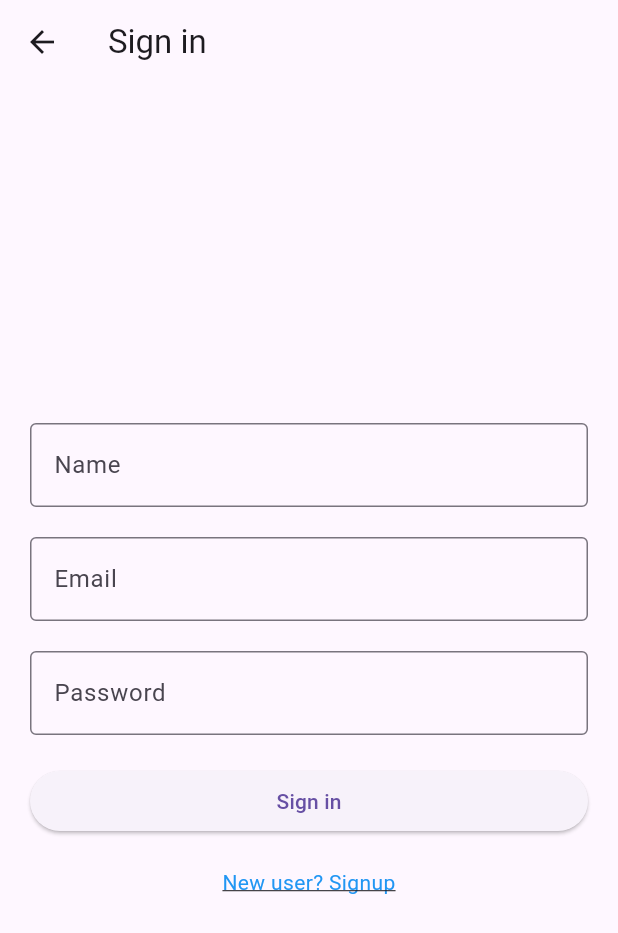
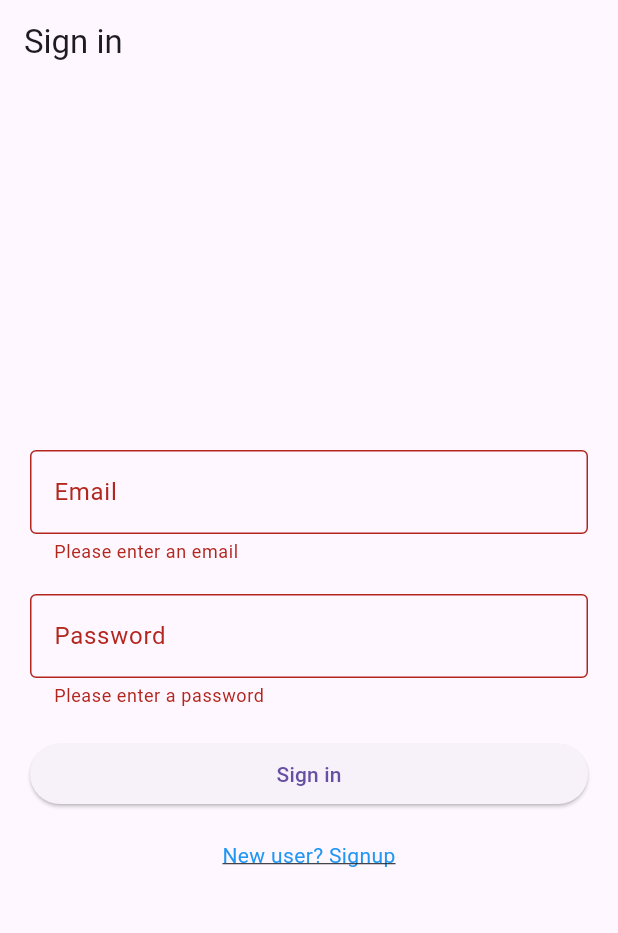
Before and after one commit to rkt1234/ecommerce, a Flutter app: the SigninScreen screen opened directly, after a tap on "Sign in", on a phone screen of 412 x 824 dp. Shown: the top 933 px of the screen. Run offline on Flutter 3.47's test engine with Material 3 defaults, Android fonts, the phone set to English and light mode, and no system bars; our stand-ins replace cached_network_image, carousel_slider, delightful_toast, jwt_decoder, shared_preferences; accounts and stored records are empty.

```diff
--- a/lib/models/customer_model.dart
+++ b/lib/models/customer_model.dart
@@ -19,4 +19,14 @@ class CustomerModel {
       'address': address
     };
     return userObject;
-  }}
+  }
+
+  Map<String, String> toJsonLogin() {
+    print("hello hre");
+    Map<String, String> userObject = {
+      'password': password,
+      'email': email,
+    };
+    return userObject;
+  }
+  }
--- /dev/null
+++ b/lib/provider/signin_provider.dart
@@ -0,0 +1,46 @@
+import 'dart:convert';
+
+import 'package:ecommerce/services/customer_api_service.dart';
+import 'package:flutter/material.dart';
+
+class SigninProvider extends ChangeNotifier {
+  String? emailError;
+  String? passwordError;
+  dynamic response;
+  late Icon icon;
+  String toastMessage = "";
+  String jwt = "";
+  bool isLoading = false;
+
+  Future<bool> checkValidity(String email, String password) async {
+    print("yaha pe");
+    print(email);
+    print(password);
+    emailError = email == "" ? "Please enter an email" : null;
+    passwordError = password == "" ? "Please enter a password" : null;
+    notifyListeners();
+    return userServiceCall(email, password);
+  }
+
+  Future<bool> userServiceCall(email, password) async {
+    isLoading = true;
+    late bool isNavigate;
+    if (emailError == null && passwordError == null) {
+      response = await loginService(email, password);
+
+      if (response.statusCode == 200) {
+        jwt = jsonDecode(response.body)['access_token'];
+        toastMessage = "Login successful";
+        isNavigate = true;
+        icon = const Icon(Icons.check, color: Colors.green);
+      } else {
+        toastMessage = "Unable";
+        isNavigate = false;
+        icon = const Icon(Icons.error, color: Colors.red);
+      }
+    }
+    isLoading = false;
+    notifyListeners();
+    return isNavigate;
+  }
+}
--- a/lib/screens/signin.dart
+++ b/lib/screens/signin.dart
@@ -1,4 +1,11 @@
+import 'package:ecommerce/provider/signin_provider.dart';
+import 'package:ecommerce/screens/home_page.dart';
+import 'package:ecommerce/screens/signup.dart';
+import 'package:ecommerce/services/navigation_service.dart';
+import 'package:ecommerce/services/toast_service.dart';
 import 'package:flutter/material.dart';
+import 'package:provider/provider.dart';
+import 'package:shared_preferences/shared_preferences.dart';
 
 class SigninScreen extends StatefulWidget {
   const SigninScreen({super.key});
@@ -8,42 +15,78 @@ class SigninScreen extends StatefulWidget {
 }
 
 class _SigninScreenState extends State<SigninScreen> {
+  late SharedPreferences pref;
+  final TextEditingController _emailController = TextEditingController();
+  final TextEditingController _passwordController = TextEditingController();
+
+  @override
+  void initState() {
+    super.initState();
+    initSharedPreferences();
+  }
+
+  void initSharedPreferences() async {
+    pref = await SharedPreferences.getInstance();
+  }
+   @override
+  void dispose() {
+    // Clean up the controllers when the State is disposed
+    _emailController.dispose();
+    _passwordController.dispose();
+    super.dispose();
+  }
+
   @override
   Widget build(BuildContext context) {
+    return Consumer<SigninProvider>(
+      builder: (context, provider, child) {
         return Scaffold(
         appBar: AppBar(
           title: const Text('Sign in'),
         ),
-        body: Padding(
+        body: Flexible(
+          child: Container(
               padding: const EdgeInsets.all(20.0),
               child: Column(
                 crossAxisAlignment: CrossAxisAlignment.stretch,
                 mainAxisAlignment: MainAxisAlignment.center,
                 children: [
-                const TextField(
+                   TextField(
+                    controller: _emailController,
                     decoration: InputDecoration(
-                    labelText: 'Name',
-                    border: OutlineInputBorder(),
+                      errorText: provider.emailError,
+                      labelText: 'Email',
+                      border: const OutlineInputBorder(),
                     ),
                   ),
                   const SizedBox(height: 20.0),
-                const TextField(
-                  decoration: InputDecoration(
-                    labelText: 'Email',
-                    border: OutlineInputBorder(),
-                  ),
-                ),
-                const SizedBox(height: 20.0),
-                const TextField(
+                   TextField(
+                    controller: _passwordController,
                     obscureText: true,
                     decoration: InputDecoration(
+                      errorText: provider.passwordError,
                       labelText: 'Password',
-                    border: OutlineInputBorder(),
+                      border: const OutlineInputBorder(),
                     ),
                   ),
                   const SizedBox(height: 20.0),
                   ElevatedButton(
-                  onPressed: () {
+                    onPressed: () async {
+                       bool navigate = await provider.checkValidity(
+                              _emailController.text, _passwordController.text);
+                          print(provider.toastMessage);
+                          getToast(
+                              context, provider.toastMessage, provider.icon);
+                          if (navigate) {
+                            await pref.setString('jwt_token', provider.jwt);
+                            print(provider.jwt);
+                            pushReplacement(
+                                context,
+                                HomeScreen(
+                                  token: provider.jwt,
+                                  // token: jwt,
+                                ));
+                          }
                       // Implement your sign up logic here
                     },
                     child: const Text('Sign in'),
@@ -51,7 +94,7 @@ class _SigninScreenState extends State<SigninScreen> {
                   const SizedBox(height: 20.0),
                   GestureDetector(
                     onTap: () {
-                    Navigator.pushNamed(context, '/login');
+                      pushReplacement(context, SignupScreen());
                     },
                     child: const Text(
                       'New user? Signup',
@@ -63,6 +106,10 @@ class _SigninScreenState extends State<SigninScreen> {
                     ),
                   ),
                 ],
-            )));
+              )),
+        )
+        );
+      }
+    );
   }
 }
--- a/lib/utils/api_urls.dart
+++ b/lib/utils/api_urls.dart
@@ -1 +1,2 @@
 const registerUrl="https://ecommercebackend-o1j1.onrender.com/auth/register";
+const loginUrl = "https://ecommercebackend-o1j1.onrender.com/auth/login";
--- a/lib/utils/configs.dart
+++ b/lib/utils/configs.dart
@@ -1,4 +1,4 @@
 late int customerId;
 late String customerName;
-late String addresss;
-late String email;
+late String customerAddress;
+late String customerEmail;
--- a/pubspec.yaml
+++ b/pubspec.yaml
@@ -40,6 +40,8 @@ dependencies:
   cached_network_image: ^3.4.0
   delightful_toast: ^1.1.0
   http: ^1.2.2
+  shared_preferences: ^2.3.1
+  jwt_decoder: ^2.0.1
 
 dev_dependencies:
   flutter_test:
```
Also changed, not shown: lib/main.dart (+17 -7 lines), lib/screens/home_page.dart (+35 -4 lines), lib/screens/signup.dart (+29 -12 lines), lib/services/customer_api_service.dart (+13 -0 lines), pubspec.lock, 1 other file. Lines whose indentation alone changed are shown as unchanged.
